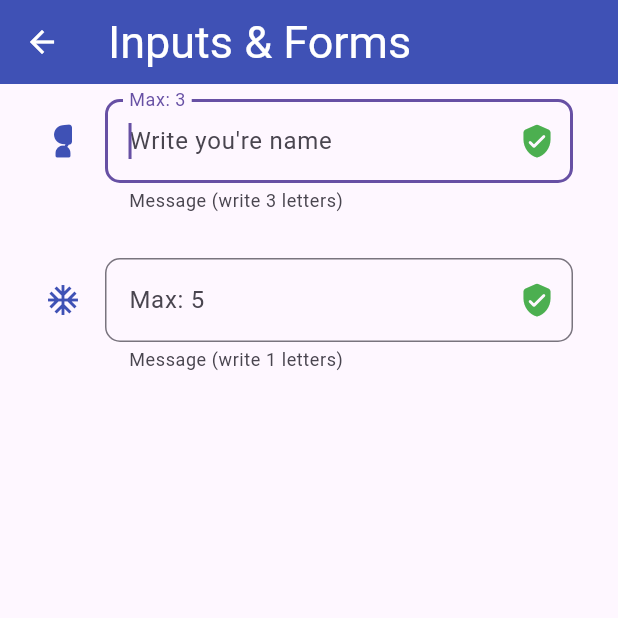
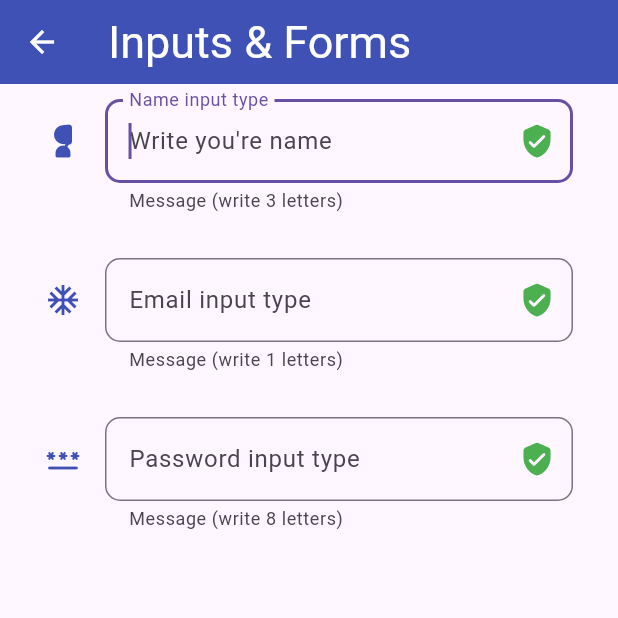
Before and after one commit to RudyCancax/flutter_components_app, a Flutter app: the InputScreen screen opened by its route, on a phone screen of 412 x 824 dp, the top half of it. Run offline on Flutter 3.47's test engine with Material 3 defaults, Android fonts, the phone set to English and light mode, and no system bars.

Commit message:
Fix: Input1 widget

```diff
--- a/lib/screens/input_screen.dart
+++ b/lib/screens/input_screen.dart
@@ -1,4 +1,3 @@
-import 'package:components_app/theme/app_theme.dart';
 import 'package:components_app/widgets/widgets.dart';
 import 'package:flutter/material.dart';
 
@@ -15,6 +14,7 @@ class InputScreen extends StatelessWidget {
               child: Column(
                 children: [
                   const CustomInput1(
+                      inputType: TextInputType.name,
                       equalVar: 3,
                       majorThan: 3,
                       leftIcon: Icons.nest_cam_wired_stand),
@@ -22,9 +22,19 @@ class InputScreen extends StatelessWidget {
                     height: 30,
                   ),
                   const CustomInput1(
+                    inputType: TextInputType.emailAddress,
                     equalVar: 1,
                     majorThan: 5,
                     leftIcon: Icons.ac_unit_sharp,
+                  ),
+                  Container(
+                    height: 30,
+                  ),
+                  const CustomInput1(
+                    inputType: TextInputType.visiblePassword,
+                    equalVar: 8,
+                    majorThan: 10,
+                    leftIcon: Icons.password_rounded,
                   ),
                   Container(
                     height: 30,
--- a/lib/widgets/inputs/custom_input1.dart
+++ b/lib/widgets/inputs/custom_input1.dart
@@ -5,18 +5,35 @@ class CustomInput1 extends StatelessWidget {
   final int equalVar;
   final int majorThan;
   final IconData leftIcon;
+  final TextInputType inputType;
 
-  const CustomInput1(
-      {super.key,
-      required this.equalVar,
-      required this.majorThan,
-      required this.leftIcon});
+  const CustomInput1({
+    super.key,
+    required this.inputType,
+    required this.equalVar,
+    required this.majorThan,
+    required this.leftIcon,
+  });
 
   @override
   Widget build(BuildContext context) {
+    print(inputType);
+    final textInputType = inputType.toJson()["name"].toString();
+    var specificHintText = '';
+
+    if (textInputType.contains('visiblePassword')) {
+      specificHintText = 'Password input type';
+    } else if (textInputType.contains('emailAddress')) {
+      specificHintText = 'Email input type';
+    } else {
+      specificHintText = 'Name input type';
+    }
+
     return TextFormField(
       autofocus: true,
-      onChanged: (value) {},
+      obscureText: textInputType.contains('visiblePassword'),
+      keyboardType: inputType,
+      // onChanged: (value) {},
       validator: (value) {
         final valueStr = value.toString();
         if (valueStr.length == equalVar) {
@@ -31,7 +48,7 @@ class CustomInput1 extends StatelessWidget {
       autovalidateMode: AutovalidateMode.always,
       decoration: InputDecoration(
           hintText: "Write you're name",
-          labelText: "Max: $majorThan",
+          labelText: specificHintText,
           helperText: "Message (write $equalVar letters)",
           icon: Icon(leftIcon, color: AppTheme.primaryColor),
           suffixIcon:
```
